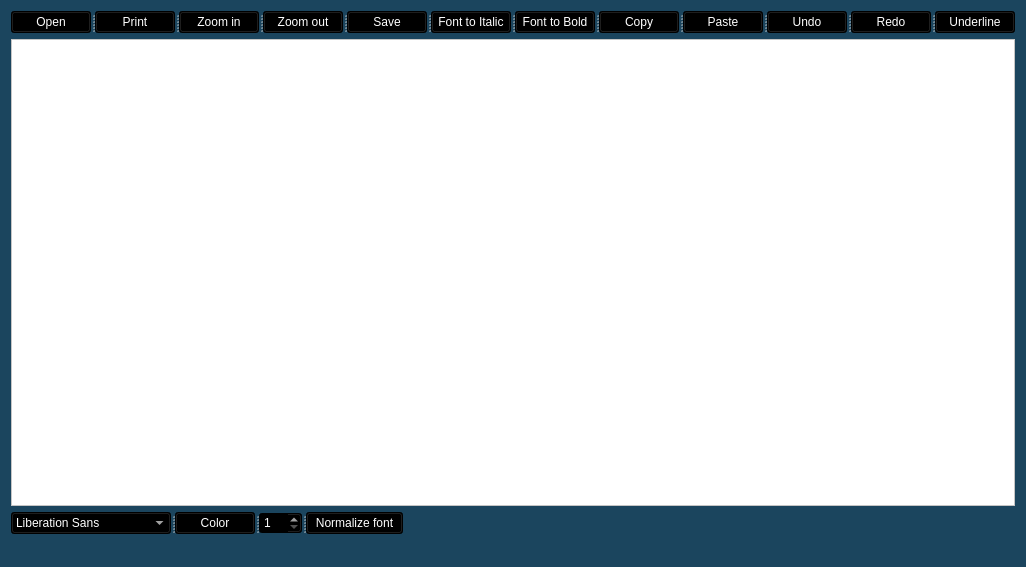
The window that Editor/mainwindow.ui (postman721/Editor) describes before a commit, drawn with Qt 5.
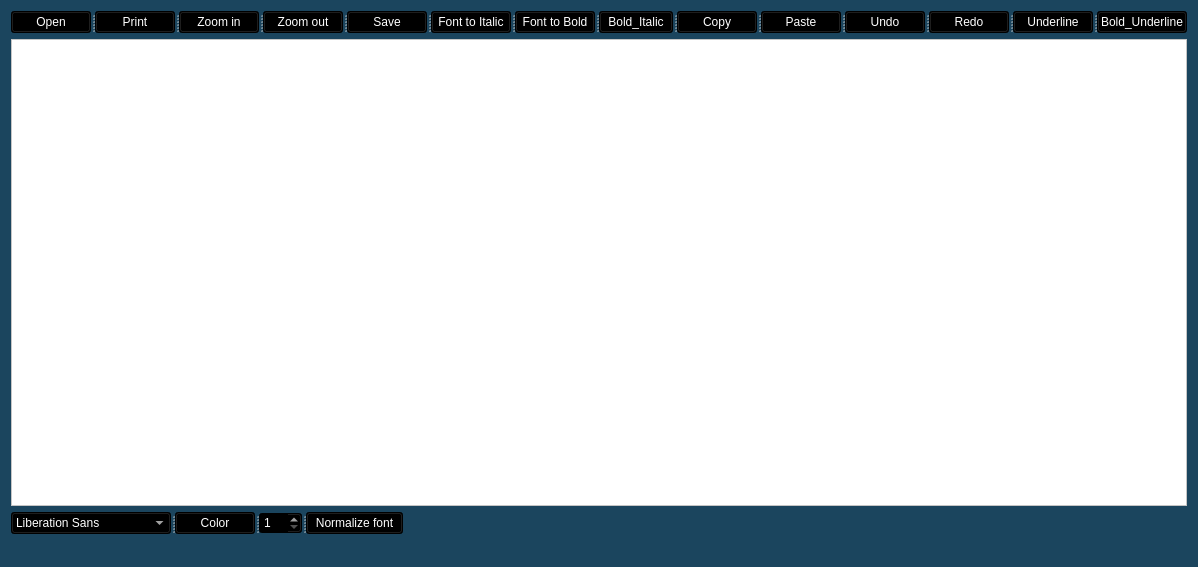
The same window after the commit.

```diff
--- a/Editor/mainwindow.ui
+++ b/Editor/mainwindow.ui
@@ -6,7 +6,7 @@
    <rect>
     <x>0</x>
     <y>0</y>
-    <width>942</width>
+    <width>1026</width>
     <height>567</height>
    </rect>
   </property>
@@ -110,6 +110,17 @@
         </property>
        </widget>
       </widget>
+      <widget class="QPushButton" name="pushButton_16">
+       <property name="maximumSize">
+        <size>
+         <width>74</width>
+         <height>23</height>
+        </size>
+       </property>
+       <property name="text">
+        <string>Bold_Italic</string>
+       </property>
+      </widget>
       <widget class="QPushButton" name="pushButton">
        <property name="maximumSize">
         <size>
@@ -168,6 +179,17 @@
         <string>Underline</string>
        </property>
       </widget>
+      <widget class="QPushButton" name="pushButton_15">
+       <property name="maximumSize">
+        <size>
+         <width>121</width>
+         <height>23</height>
+        </size>
+       </property>
+       <property name="text">
+        <string>Bold_Underline</string>
+       </property>
+      </widget>
      </widget>
     </item>
     <item row="1" column="0">
```
